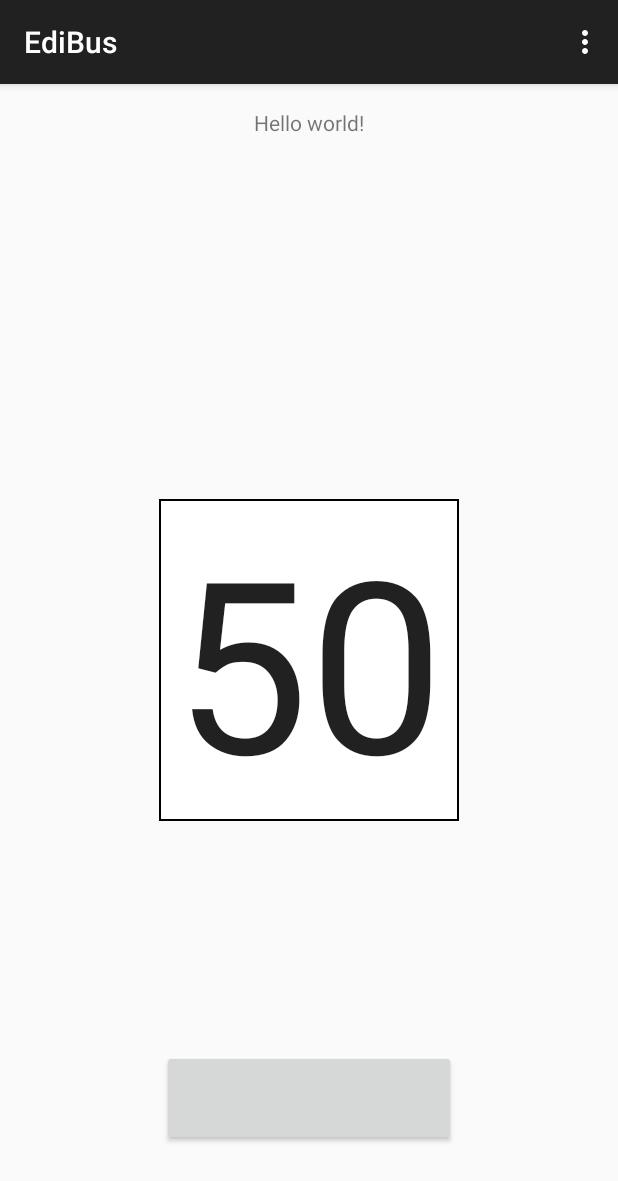
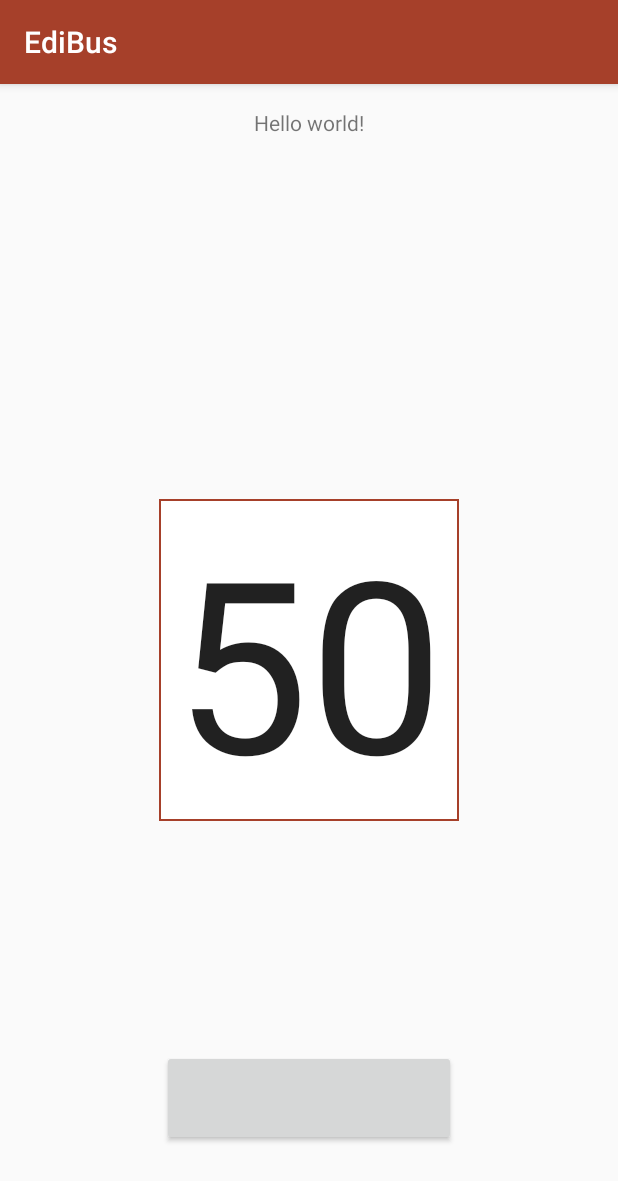
Before and after one commit to kuro-kuris/ec, an Android app: the screen it shows after launch (MainActivity), on a phone screen of 412 x 824 dp. Shown: the top 1181 px of the screen. Run offline under Robolectric (Android 15) with nearby library versions, the light colour scheme and no system bars; libraries missing offline, so code that uses them is left out: com.dd; plain views replace CircularProgressButton; 2 statements that could not run were skipped.

Commit message:
Changed color to Red

```diff
--- a/EdiBus/app/src/main/java/com/example/edibus/MainActivity.java
+++ b/EdiBus/app/src/main/java/com/example/edibus/MainActivity.java
@@ -99,27 +99,8 @@ public class MainActivity extends ActionBarActivity {
     }
 
 
-    @Override
-    public boolean onCreateOptionsMenu(Menu menu) {
-        // Inflate the menu; this adds items to the action bar if it is present.
-        getMenuInflater().inflate(R.menu.menu_main, menu);
-        return true;
-    }
 
-    @Override
-    public boolean onOptionsItemSelected(MenuItem item) {
-        // Handle action bar item clicks here. The action bar will
-        // automatically handle clicks on the Home/Up button, so long
-        // as you specify a parent activity in AndroidManifest.xml.
-        int id = item.getItemId();
 
-        //noinspection SimplifiableIfStatement
-        if (id == R.id.action_settings) {
-            return true;
-        }
-
-        return super.onOptionsItemSelected(item);
-    }
 
 
     class RequestTask extends AsyncTask<String, Void, String> {
--- /dev/null
+++ b/EdiBus/app/src/main/res/drawable/button_idle_state_selector.xml
@@ -0,0 +1,11 @@
+<?xml version="1.0" encoding="utf-8"?>
+<selector xmlns:android="http://schemas.android.com/apk/res/android">
+    <item android:state_pressed="true"
+        android:color="@color/my_red"/>
+    <item android:state_focused="true"
+        android:color="@color/my_red"/>
+    <item android:state_enabled="false"
+        android:color="@color/cpb_grey"/>
+    <item android:state_enabled="true"
+        android:color="@color/my_red"/>
+</selector>
--- a/EdiBus/app/src/main/res/drawable/edit_text_box.xml
+++ b/EdiBus/app/src/main/res/drawable/edit_text_box.xml
@@ -1,7 +1,7 @@
 <?xml version="1.0" encoding="UTF-8"?>
 <shape xmlns:android="http://schemas.android.com/apk/res/android">
     <solid android:color="#FFFFFF" />
-    <stroke android:width="1dp" android:color="#000000" />
+    <stroke android:width="1dp" android:color="@color/my_red" />
     <padding android:left="1dp" android:top="1dp" android:right="1dp"
         android:bottom="1dp" />
 </shape>
--- a/EdiBus/app/src/main/res/layout/activity_main.xml
+++ b/EdiBus/app/src/main/res/layout/activity_main.xml
@@ -28,6 +28,8 @@
         app:cpb_textError="Error"
         app:cpb_textIdle="Upload"
         app:cpb_cornerRadius="48dp"
+        app:cpb_selectorIdle="@drawable/button_idle_state_selector"
+        app:cpb_colorIndicator="@color/my_red"
         android:onClick="onMainClick"
         android:layout_alignParentBottom="true"
         android:layout_centerHorizontal="true"
--- a/EdiBus/app/src/main/res/menu/menu_main.xml
+++ /dev/null
@@ -1,6 +0,0 @@
-<menu xmlns:android="http://schemas.android.com/apk/res/android"
-    xmlns:app="http://schemas.android.com/apk/res-auto"
-    xmlns:tools="http://schemas.android.com/tools" tools:context=".MainActivity">
-    <item android:id="@+id/action_settings" android:title="@string/action_settings"
-        android:orderInCategory="100" app:showAsAction="never" />
-</menu>
--- /dev/null
+++ b/EdiBus/app/src/main/res/values/colors.xml
@@ -0,0 +1,4 @@
+<?xml version="1.0" encoding="utf-8"?>
+<resources>
+    <color name="my_red">#A6402A</color>
+</resources>
--- a/EdiBus/app/src/main/res/values/styles.xml
+++ b/EdiBus/app/src/main/res/values/styles.xml
@@ -2,7 +2,17 @@
 
     <!-- Base application theme. -->
     <style name="AppTheme" parent="Theme.AppCompat.Light.DarkActionBar">
-        <!-- Customize your theme here. -->
+        <item name="android:actionBarStyle">@style/MyActionBar</item>
+
+        <!-- Support library compatibility -->
+        <item name="actionBarStyle">@style/MyActionBar</item>
+    </style>
+
+    <style name="MyActionBar" parent="@style/Widget.AppCompat.Light.ActionBar.Solid.Inverse">
+        <item name="android:background">@color/my_red</item>
+
+        <!-- Support library compatibility -->
+        <item name="background">@color/my_red</item>
     </style>
 
 </resources>
```
Also changed, not shown: 1 other file.
